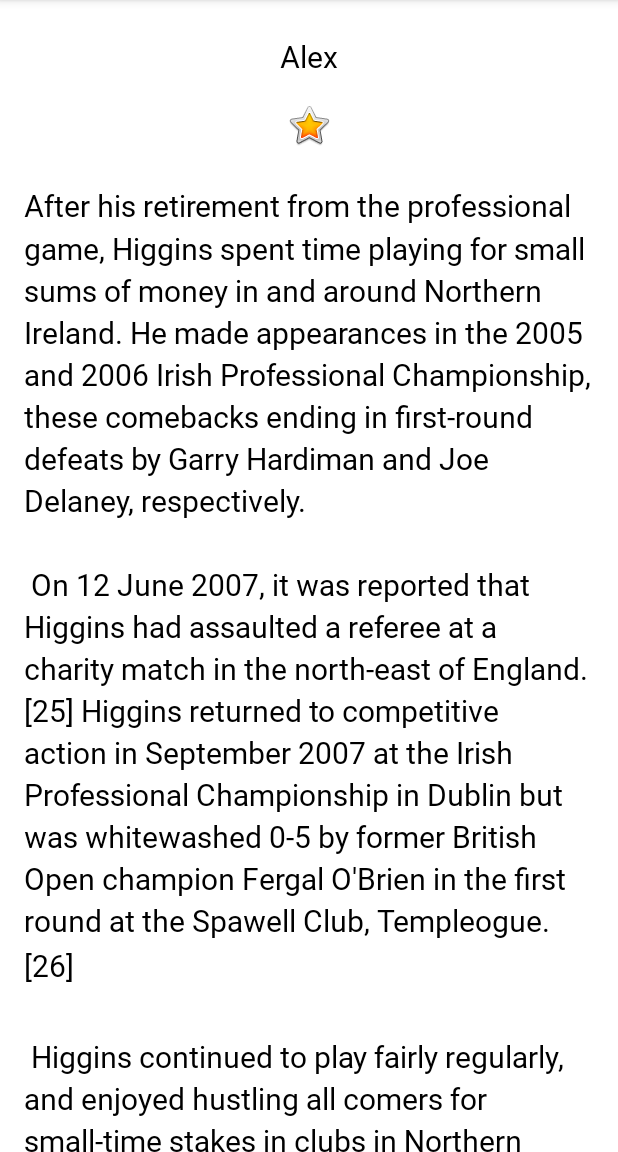
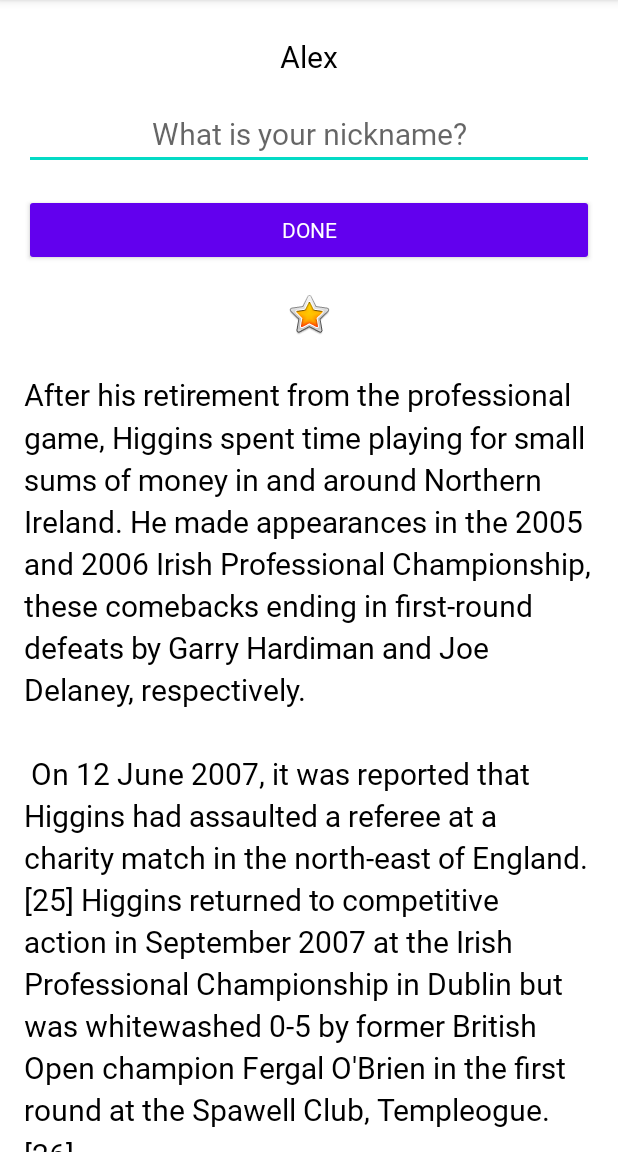
Before and after one commit to pyloolex/udacity, an Android app: the screen it shows after launch (MainActivity), on a phone screen of 412 x 824 dp, the part 84-1236 px from its top. Run offline under Robolectric (Android 15) with nearby library versions, the phone set to English and light mode, and no system bars.

Commit message:
Done button

```diff
--- a/aboutme/app/src/main/res/layout/activity_main.xml
+++ b/aboutme/app/src/main/res/layout/activity_main.xml
@@ -17,6 +17,27 @@
       android:textAlignment="center"
       style="@style/NameStyle" />
 
+  <EditText
+      android:id="@+id/nickname_edit"
+      android:layout_width="match_parent"
+      android:layout_height="wrap_content"
+      android:inputType="textPersonName"
+      android:textAlignment="center"
+      android:hint="@string/what_is_your_nickname"
+      style="@style/NameStyle"
+      />
+
+  <Button
+      android:id="@+id/done_button"
+      android:layout_width="match_parent"
+      android:layout_height="wrap_content"
+      android:text="@string/done"
+      android:layout_gravity="center_horizontal"
+      android:layout_marginTop="@dimen/layout_margin"
+      android:fontFamily="@font/roboto"
+      style="@style/Widget.AppCompat.Button.Colored"
+      />
+
   <ImageView
       android:id="@+id/star_image"
       android:layout_width="match_parent"
@@ -24,6 +45,15 @@
       app:srcCompat="@android:drawable/btn_star_big_on"
       android:contentDescription="@string/yellow_star"
       android:layout_marginTop="@dimen/layout_margin"
+      />
+
+  <TextView
+      android:id="@+id/nickname_text"
+      android:layout_width="match_parent"
+      android:layout_height="wrap_content"
+      android:textAlignment="center"
+      android:visibility="gone"
+      style="@style/NameStyle"
       />
 
   <ScrollView
--- a/aboutme/app/src/main/res/values/strings.xml
+++ b/aboutme/app/src/main/res/values/strings.xml
@@ -2,6 +2,8 @@
     <string name="app_name">About Me</string>
     <string name="name">Alex</string>
     <string name="yellow_star">Yellow Star</string>
+    <string name="what_is_your_nickname">What is your nickname?</string>
+    <string name="done">Done</string>
     <string name="bio">
 After his retirement from the professional game, Higgins spent time playing for small sums of money in and around Northern Ireland. He made appearances in the 2005 and 2006 Irish Professional Championship, these comebacks ending in first-round defeats by Garry Hardiman and Joe Delaney, respectively.\n\n
 
```
Also changed, not shown: aboutme/app/src/main/java/com/example/aboutme/MainActivity.kt (+33 -2 lines).
